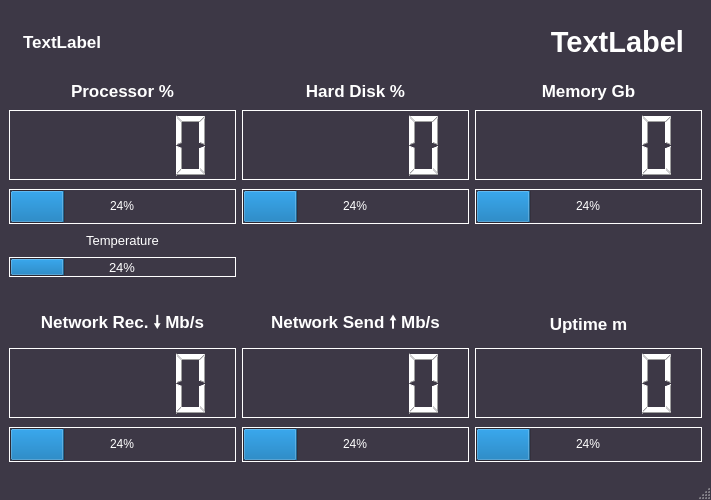
Above: mainwindow.ui from jumpingsloth/system-monitor-gui before the change. Below: the same form after it.
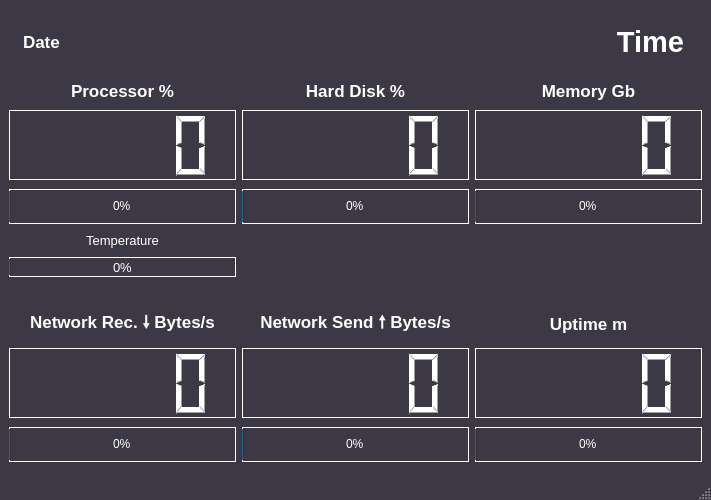
That is the form after the change.

Commit message: disk activity working; refactored

What changed in the file:
```diff
--- a/mainwindow.ui
+++ b/mainwindow.ui
@@ -55,7 +55,7 @@
 </string>
       </property>
       <property name="value">
-       <number>24</number>
+       <number>0</number>
       </property>
      </widget>
     </item>
@@ -173,7 +173,7 @@
 }</string>
       </property>
       <property name="value">
-       <number>24</number>
+       <number>0</number>
       </property>
      </widget>
     </item>
@@ -207,7 +207,7 @@
 }</string>
       </property>
       <property name="value">
-       <number>24</number>
+       <number>0</number>
       </property>
      </widget>
     </item>
@@ -231,7 +231,7 @@
 }</string>
       </property>
       <property name="text">
-       <string>Network Send 🠕 Mb/s</string>
+       <string>Network Send 🠕 Bytes/s</string>
       </property>
       <property name="alignment">
        <set>Qt::AlignCenter</set>
@@ -339,7 +339,7 @@
 }</string>
       </property>
       <property name="value">
-       <number>24</number>
+       <number>0</number>
       </property>
      </widget>
     </item>
@@ -364,7 +364,7 @@
 }</string>
       </property>
       <property name="text">
-       <string>TextLabel</string>
+       <string>Time</string>
       </property>
       <property name="alignment">
        <set>Qt::AlignRight|Qt::AlignTrailing|Qt::AlignVCenter</set>
@@ -398,7 +398,7 @@
 }</string>
       </property>
       <property name="text">
-       <string>TextLabel</string>
+       <string>Date</string>
       </property>
       <property name="alignment">
        <set>Qt::AlignLeading|Qt::AlignLeft|Qt::AlignVCenter</set>
@@ -550,7 +550,7 @@
 }</string>
       </property>
       <property name="text">
-       <string>Network Rec. 🠗 Mb/s</string>
+       <string>Network Rec. 🠗 Bytes/s</string>
       </property>
       <property name="alignment">
        <set>Qt::AlignCenter</set>
@@ -587,7 +587,7 @@
 }</string>
       </property>
       <property name="value">
-       <number>24</number>
+       <number>0</number>
       </property>
      </widget>
     </item>
@@ -621,7 +621,7 @@
 }</string>
       </property>
       <property name="value">
-       <number>24</number>
+       <number>0</number>
       </property>
      </widget>
     </item>
@@ -655,7 +655,7 @@
 }</string>
       </property>
       <property name="value">
-       <number>24</number>
+       <number>0</number>
       </property>
      </widget>
     </item>
```
The commit also changes 2 other files.
